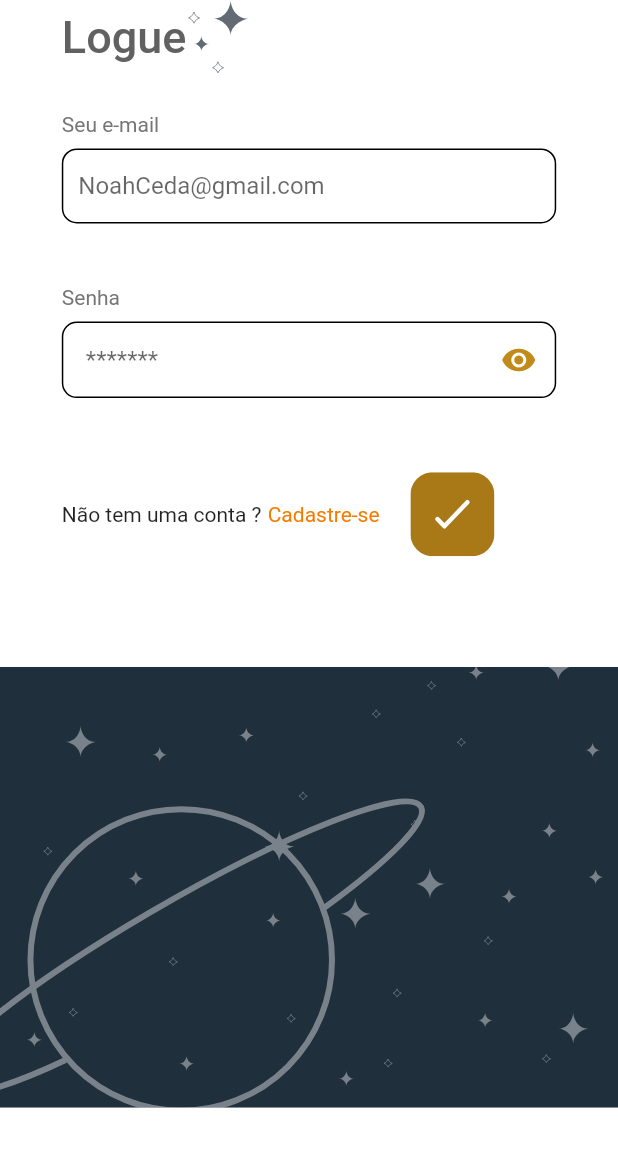
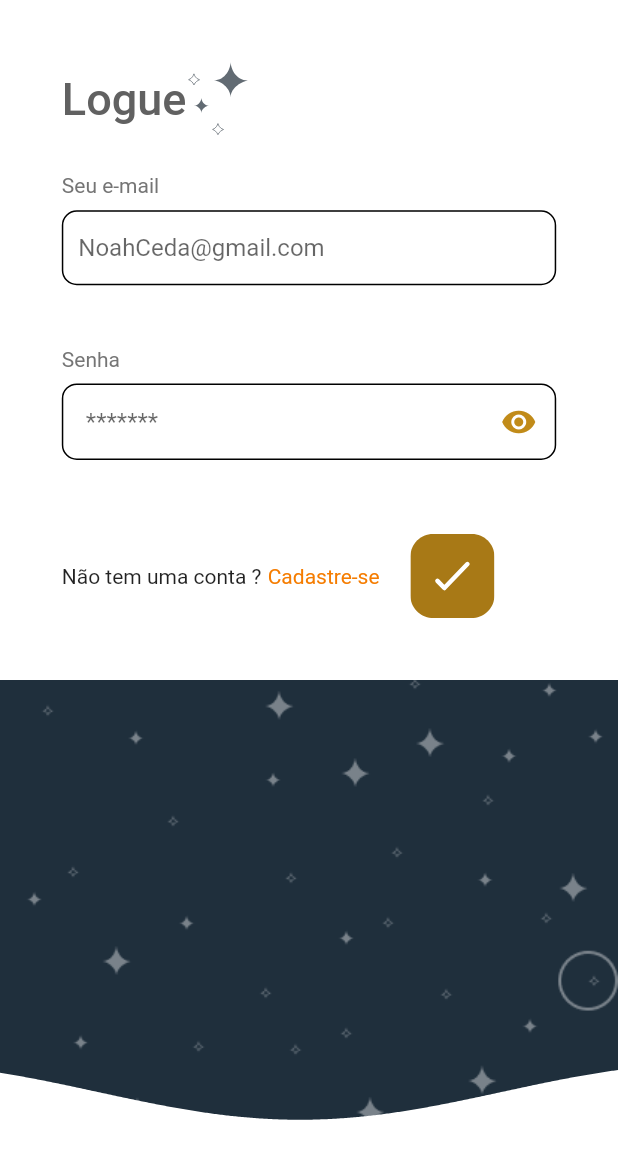
Before and after one commit to ViniciusVicco/lunia, a Flutter app: the screen it shows after launch, on a phone screen of 412 x 824 dp. Shown: the top 1159 px of the screen. Run offline on Flutter 3.47's test engine with Material 2 defaults, Android fonts, the phone set to English and light mode, and no system bars; our stand-ins replace flutter_svg.

```diff
--- a/lib/main.dart
+++ b/lib/main.dart
@@ -1,5 +1,4 @@
 import 'package:flutter/material.dart';
-import 'package:lunia/screens/comomWidgets/custom_background_widget.dart';
 import 'package:lunia/screens/login_screen/login_screen.dart';
 
 void main() {
@@ -12,6 +11,7 @@ class MyApp extends StatelessWidget {
   @override
   Widget build(BuildContext context) {
     return MaterialApp(
+      color: Colors.white,
       title: 'Flutter Demo',
       theme: ThemeData(
         primarySwatch: Colors.blue,
--- /dev/null
+++ b/lib/screens/comomWidgets/background_widget.dart
@@ -0,0 +1,33 @@
+import 'package:flutter/material.dart';
+import 'package:lunia/screens/comomWidgets/wave_widget.dart';
+class CustomBackGround extends StatelessWidget {
+  @override
+  Widget build(BuildContext context) {
+    final double width = MediaQuery.of(context).size.width;
+    final double height = MediaQuery.of(context).size.height;
+    final size = MediaQuery.of(context).size;
+    return Container(
+      height: height * 0.3902,
+      width: width,
+      child: SizedBox(
+        child: ClipRect(
+          child: Align(
+            alignment: Alignment.bottomCenter,
+            heightFactor: 0.33,
+            child: Container(
+              decoration: BoxDecoration(
+                  image: DecorationImage(image: AssetImage('assets/comom/fundo.png'),
+                      fit: BoxFit.cover)
+              ),
+              child: WaveWidget(
+                size: size,
+                yOffset: size.height / 3.0,
+                color: Colors.white,
+              ),
+            ),
+          ),
+        ),
+      ),
+    );
+  }
+}
--- /dev/null
+++ b/lib/screens/comomWidgets/clipper_widget.dart
@@ -0,0 +1,24 @@
+import 'package:flutter/cupertino.dart';
+
+class ClipperWidget extends CustomClipper<Path>{
+
+  final List<Offset> waveList;
+  ClipperWidget({this.waveList});
+
+  @override
+  getClip(Size size) {
+   final Path path = Path();
+    path.addPolygon(waveList, false);
+    path.lineTo(size.width, size.height);
+    path.lineTo(0.0, size.height);
+    path.close();
+
+
+
+   return path;
+  }
+
+  @override
+  bool shouldReclip(covariant CustomClipper oldClipper) => true;
+
+}
--- a/lib/screens/comomWidgets/custom_background_widget.dart
+++ /dev/null
@@ -1,28 +0,0 @@
-import 'package:flutter/material.dart';
-import 'package:flutter_svg/svg.dart';
-class CustomBackGround extends StatelessWidget {
-  @override
-  final Scaffold scaffold;
-  CustomBackGround({this.scaffold});
-  Widget build(BuildContext context) {
-    final double width = MediaQuery.of(context).size.width;
-    final double height = MediaQuery.of(context).size.height;
-    return Container(
-      color: Colors.transparent,
-
-        //  child: SvgPicture.asset('assets/comom/fundo.svg', )),
-      child: ListView(
-        children: [
-         SizedBox(
-           height: height*0.54,
-         ),
-        ClipRect(
-            child: Align(
-              alignment: Alignment.bottomCenter,
-                heightFactor: 0.33,
-                child: SvgPicture.asset('assets/comom/fundo.svg', ))),
-        ],
-      ),
-    );
-  }
-}
--- /dev/null
+++ b/lib/screens/comomWidgets/wave_widget.dart
@@ -0,0 +1,76 @@
+import 'package:flutter/material.dart';
+import 'dart:math' as Math;
+
+import 'package:lunia/screens/comomWidgets/clipper_widget.dart';
+
+class WaveWidget extends StatefulWidget {
+  final Size size;
+  final double yOffset;
+  final Color color;
+
+  WaveWidget({
+    this.size,
+    this.color,
+    this.yOffset,
+});
+
+  @override
+  _WaveWidgetState createState() => _WaveWidgetState();
+}
+
+class _WaveWidgetState extends State<WaveWidget> with  TickerProviderStateMixin{
+  AnimationController animationController;
+
+  List<Offset> wavePoints = [];
+
+  @override
+
+  @override
+  void initState(){
+    super.initState();
+    animationController = AnimationController(vsync: this, duration: Duration(milliseconds: 5000))..addListener(() {
+      wavePoints.clear();
+      final double waveSpeed = animationController.value * 1080;
+      final double fullSphere = animationController.value * Math.pi * 2;
+      final double normalizer = Math.cos(fullSphere);
+      final double waveWidgth = Math.pi / 270;
+      final double waveHeight = 20.0;
+
+      for(int i = 0; i <= widget.size.width.toInt(); ++i){
+        double calc = Math.sin((waveSpeed - i) * waveWidgth);
+
+        wavePoints.add(
+          Offset(i.toDouble(),
+            calc * waveHeight * normalizer + widget.yOffset,
+          ),
+        );
+      }
+
+    });
+    animationController.repeat();
+  }
+
+
+  @override
+  void dispose() {
+    super.dispose();
+    animationController.dispose();
+  }
+  Widget build(BuildContext context) {
+    return AnimatedBuilder(
+      animation: animationController,
+      builder: (context, _){
+        return ClipPath(
+          clipper: ClipperWidget(
+            waveList: wavePoints,
+          ),
+          child: Container(
+            width: widget.size.width,
+            height: widget.size.height,
+            color: widget.color,
+          ),
+        );
+      },
+    );
+  }
+}
--- a/lib/screens/login_screen/login_screen.dart
+++ b/lib/screens/login_screen/login_screen.dart
@@ -1,19 +1,32 @@
 import 'package:flutter/material.dart';
 import 'package:flutter_svg/flutter_svg.dart';
-import 'package:lunia/screens/comomWidgets/custom_background_widget.dart';
+import 'package:lunia/screens/comomWidgets/background_widget.dart';
+import 'package:lunia/screens/comomWidgets/wave_widget.dart';
 
-class LoginScreen extends StatelessWidget {
+class LoginScreen extends StatefulWidget {
+  @override
+  _LoginScreenState createState() => _LoginScreenState();
+
+}
+
+class _LoginScreenState extends State<LoginScreen> {
   @override
   Widget build(BuildContext context) {
     final double width = MediaQuery.of(context).size.width;
     final double height = MediaQuery.of(context).size.height;
-    return Stack(
+    final size = MediaQuery.of(context).size;
+
+
+       return Scaffold(
+            backgroundColor: Colors.white,
+            body: Stack(
               children: [
-        Scaffold(
-            backgroundColor: Colors.white,
-            body: SafeArea(
-              child: Center(
-                child: Container(
+                Center(
+                  child: ClipPath(
+                      child: Column(
+                        children: [
+                          SizedBox(height: height*0.05,),
+                          Container(
                             width: width * 0.8,
                             child: Column(
                               crossAxisAlignment: CrossAxisAlignment.start,
@@ -123,15 +136,23 @@ class LoginScreen extends StatelessWidget {
                                     ),
                                   ],
                                 ),
+                                SizedBox(
+                                  height: height*0.05,
+                                )
+                              ],
+                            ),
+                          ),
+                              CustomBackGround(),
+
                         ],
                       ),
                     ),
                   ),
+              ],
             ),
-          ),
-        CustomBackGround()
-      ],
           );
+
+
   }
 }
 
--- a/pubspec.yaml
+++ b/pubspec.yaml
@@ -45,7 +45,7 @@ flutter:
   - assets/login/loginIcon.svg
   - assets/login/iconEye.svg
   - assets/comom/fundo.svg
-  - assets/comom/fundopng.png
+  - assets/comom/fundo.png
 
 
   # An image asset can refer to one or more resolution-specific "variants", see
```
Also changed, not shown: assets/comom/fundo.png (added), assets/comom/fundopng.png (deleted). Lines whose indentation alone changed are shown as unchanged.
